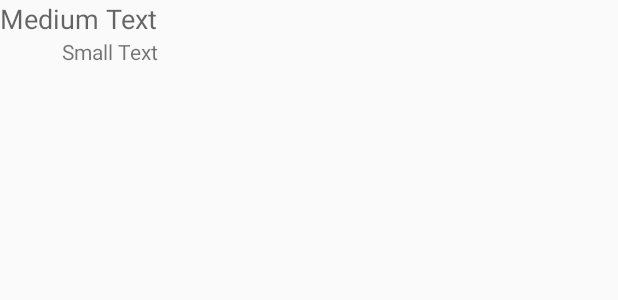
After one commit to HugoLS/Gazouilli, an Android app: the layout comment_row.xml on its own in the app's theme, with its tools: preview values and no code run, on a phone screen of 412 x 824 dp. The commit adds this screen. Shown: the top 300 px of the screen. Run offline under Robolectric (Android 15) with nearby library versions, the phone set to English and light mode, and no system bars.

Commit message:
comment list .....

```diff
--- /dev/null
+++ b/app/src/main/res/layout/comment_row.xml
@@ -0,0 +1,21 @@
+<?xml version="1.0" encoding="utf-8"?>
+<LinearLayout xmlns:android="http://schemas.android.com/apk/res/android"
+    android:orientation="vertical" android:layout_width="match_parent"
+    android:layout_height="wrap_content">
+
+
+    <TextView
+        android:layout_width="wrap_content"
+        android:layout_height="wrap_content"
+        android:textAppearance="?android:attr/textAppearanceMedium"
+        android:text="Medium Text"
+        android:id="@+id/comment_author" />
+
+    <TextView
+        android:layout_width="329dp"
+        android:layout_height="wrap_content"
+        android:textAppearance="?android:attr/textAppearanceSmall"
+        android:text="Small Text"
+        android:id="@+id/comment_text"
+        android:layout_gravity="center_horizontal" />
+</LinearLayout>
--- a/app/src/main/res/layout/content_tweet.xml
+++ b/app/src/main/res/layout/content_tweet.xml
@@ -19,6 +19,12 @@
         android:orientation="vertical">
 
     </LinearLayout>
+    <ListView
+        android:layout_width="fill_parent"
+        android:layout_height="wrap_content">
+
+    </ListView>
+
 
     <EditText
         android:layout_width="fill_parent"
```
Also changed, not shown: app/src/main/java/fr/enssat/gazouilli/adapter/CommentListAdapter.java (added, +57 -0 lines), app/src/main/java/fr/enssat/gazouilli/model/Comment.java (added, +41 -0 lines).
